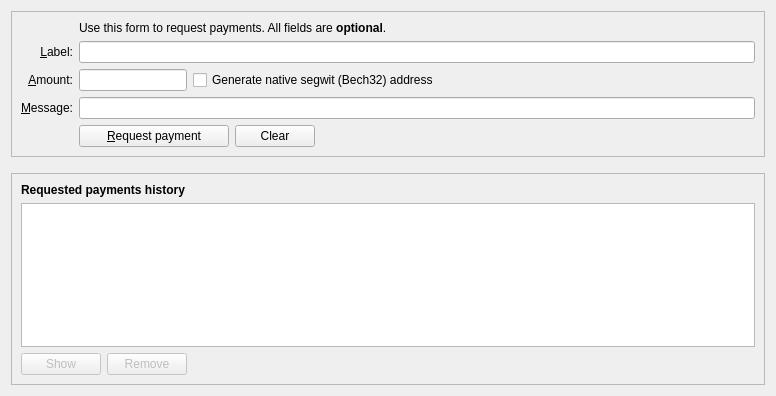
First picture: the form in src/qt/forms/receivecoinsdialog.ui, repository SvenKercher/dd4, before the edit.
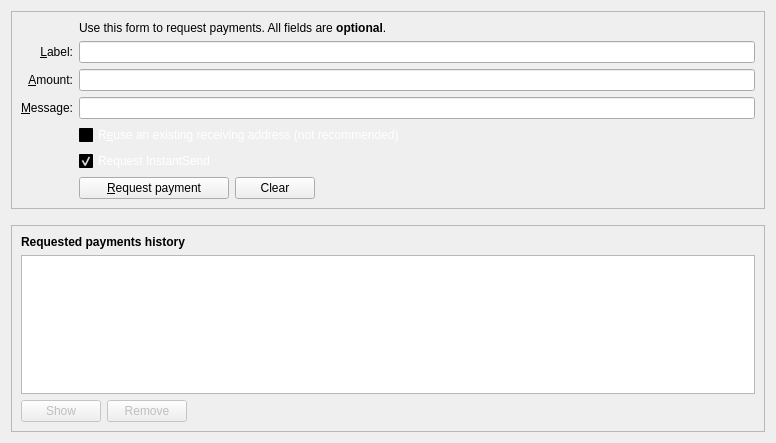
Second picture: the form after the edit. Icons and pictures are not drawn. Custom widgets are drawn as their Qt base class.

What changed in the file:
```diff
--- a/src/qt/forms/receivecoinsdialog.ui
+++ b/src/qt/forms/receivecoinsdialog.ui
@@ -7,7 +7,7 @@
     <x>0</x>
     <y>0</y>
     <width>776</width>
-    <height>396</height>
+    <height>443</height>
    </rect>
   </property>
   <layout class="QVBoxLayout" name="verticalLayout" stretch="0,0,1">
@@ -28,26 +28,442 @@
      <layout class="QVBoxLayout" name="verticalLayout_3">
       <item>
        <layout class="QGridLayout" name="gridLayout">
-        <item row="5" column="0">
-         <widget class="QLabel" name="label">
+        <item row="7" column="2">
+         <widget class="QCheckBox" name="reuseAddress">
+          <property name="palette">
+           <palette>
+            <active>
+             <colorrole role="WindowText">
+              <brush brushstyle="SolidPattern">
+               <color alpha="255">
+                <red>255</red>
+                <green>255</green>
+                <blue>255</blue>
+               </color>
+              </brush>
+             </colorrole>
+             <colorrole role="Button">
+              <brush brushstyle="SolidPattern">
+               <color alpha="255">
+                <red>0</red>
+                <green>0</green>
+                <blue>0</blue>
+               </color>
+              </brush>
+             </colorrole>
+             <colorrole role="Light">
+              <brush brushstyle="SolidPattern">
+               <color alpha="255">
+                <red>0</red>
+                <green>0</green>
+                <blue>0</blue>
+               </color>
+              </brush>
+             </colorrole>
+             <colorrole role="Midlight">
+              <brush brushstyle="SolidPattern">
+               <color alpha="255">
+                <red>0</red>
+                <green>0</green>
+                <blue>0</blue>
+               </color>
+              </brush>
+             </colorrole>
+             <colorrole role="Dark">
+              <brush brushstyle="SolidPattern">
+               <color alpha="255">
+                <red>0</red>
+                <green>0</green>
+                <blue>0</blue>
+               </color>
+              </brush>
+             </colorrole>
+             <colorrole role="Mid">
+              <brush brushstyle="SolidPattern">
+               <color alpha="255">
+                <red>0</red>
+                <green>0</green>
+                <blue>0</blue>
+               </color>
+              </brush>
+             </colorrole>
+             <colorrole role="Text">
+              <brush brushstyle="SolidPattern">
+               <color alpha="255">
+                <red>255</red>
+                <green>255</green>
+                <blue>255</blue>
+               </color>
+              </brush>
+             </colorrole>
+             <colorrole role="BrightText">
+              <brush brushstyle="SolidPattern">
+               <color alpha="255">
+                <red>255</red>
+                <green>255</green>
+                <blue>255</blue>
+               </color>
+              </brush>
+             </colorrole>
+             <colorrole role="ButtonText">
+              <brush brushstyle="SolidPattern">
+               <color alpha="255">
+                <red>255</red>
+                <green>255</green>
+                <blue>255</blue>
+               </color>
+              </brush>
+             </colorrole>
+             <colorrole role="Base">
+              <brush brushstyle="SolidPattern">
+               <color alpha="255">
+                <red>0</red>
+                <green>0</green>
+                <blue>0</blue>
+               </color>
+              </brush>
+             </colorrole>
+             <colorrole role="Window">
+              <brush brushstyle="SolidPattern">
+               <color alpha="255">
+                <red>0</red>
+                <green>0</green>
+                <blue>0</blue>
+               </color>
+              </brush>
+             </colorrole>
+             <colorrole role="Shadow">
+              <brush brushstyle="SolidPattern">
+               <color alpha="255">
+                <red>0</red>
+                <green>0</green>
+                <blue>0</blue>
+               </color>
+              </brush>
+             </colorrole>
+             <colorrole role="AlternateBase">
+              <brush brushstyle="SolidPattern">
+               <color alpha="255">
+                <red>0</red>
+                <green>0</green>
+                <blue>0</blue>
+               </color>
+              </brush>
+             </colorrole>
+             <colorrole role="ToolTipBase">
+              <brush brushstyle="SolidPattern">
+               <color alpha="255">
+                <red>255</red>
+                <green>255</green>
+                <blue>220</blue>
+               </color>
+              </brush>
+             </colorrole>
+             <colorrole role="ToolTipText">
+              <brush brushstyle="SolidPattern">
+               <color alpha="255">
+                <red>0</red>
+                <green>0</green>
+                <blue>0</blue>
+               </color>
+              </brush>
+             </colorrole>
+            </active>
+            <inactive>
+             <colorrole role="WindowText">
+              <brush brushstyle="SolidPattern">
+               <color alpha="255">
+                <red>255</red>
+                <green>255</green>
+                <blue>255</blue>
+               </color>
+              </brush>
+             </colorrole>
+             <colorrole role="Button">
+              <brush brushstyle="SolidPattern">
+               <color alpha="255">
+                <red>0</red>
+                <green>0</green>
+                <blue>0</blue>
+               </color>
+              </brush>
+             </colorrole>
+             <colorrole role="Light">
+              <brush brushstyle="SolidPattern">
+               <color alpha="255">
+                <red>0</red>
+                <green>0</green>
+                <blue>0</blue>
+               </color>
+              </brush>
+             </colorrole>
+             <colorrole role="Midlight">
+              <brush brushstyle="SolidPattern">
+               <color alpha="255">
+                <red>0</red>
+                <green>0</green>
+                <blue>0</blue>
+               </color>
+              </brush>
+             </colorrole>
+             <colorrole role="Dark">
+              <brush brushstyle="SolidPattern">
+               <color alpha="255">
+                <red>0</red>
+                <green>0</green>
+                <blue>0</blue>
+               </color>
+              </brush>
+             </colorrole>
+             <colorrole role="Mid">
+              <brush brushstyle="SolidPattern">
+               <color alpha="255">
+                <red>0</red>
+                <green>0</green>
+                <blue>0</blue>
+               </color>
+              </brush>
+             </colorrole>
+             <colorrole role="Text">
+              <brush brushstyle="SolidPattern">
+               <color alpha="255">
+                <red>255</red>
+                <green>255</green>
+                <blue>255</blue>
+               </color>
+              </brush>
+             </colorrole>
+             <colorrole role="BrightText">
+              <brush brushstyle="SolidPattern">
+               <color alpha="255">
+                <red>255</red>
+                <green>255</green>
+                <blue>255</blue>
+               </color>
+              </brush>
+             </colorrole>
+             <colorrole role="ButtonText">
+              <brush brushstyle="SolidPattern">
+               <color alpha="255">
+                <red>255</red>
+                <green>255</green>
+                <blue>255</blue>
+               </color>
+              </brush>
+             </colorrole>
+             <colorrole role="Base">
+              <brush brushstyle="SolidPattern">
+               <color alpha="255">
+                <red>0</red>
+                <green>0</green>
+                <blue>0</blue>
+               </color>
+              </brush>
+             </colorrole>
+             <colorrole role="Window">
+              <brush brushstyle="SolidPattern">
+               <color alpha="255">
+                <red>0</red>
+                <green>0</green>
+                <blue>0</blue>
+               </color>
+              </brush>
+             </colorrole>
+             <colorrole role="Shadow">
+              <brush brushstyle="SolidPattern">
+               <color alpha="255">
+                <red>0</red>
+                <green>0</green>
+                <blue>0</blue>
+               </color>
+              </brush>
+             </colorrole>
+             <colorrole role="AlternateBase">
+              <brush brushstyle="SolidPattern">
+               <color alpha="255">
+                <red>0</red>
+                <green>0</green>
+                <blue>0</blue>
+               </color>
+              </brush>
+             </colorrole>
+             <colorrole role="ToolTipBase">
+              <brush brushstyle="SolidPattern">
+               <color alpha="255">
+                <red>255</red>
+                <green>255</green>
+                <blue>220</blue>
+               </color>
+              </brush>
+             </colorrole>
+             <colorrole role="ToolTipText">
+              <brush brushstyle="SolidPattern">
+               <color alpha="255">
+                <red>0</red>
+                <green>0</green>
+                <blue>0</blue>
+               </color>
+              </brush>
+             </colorrole>
+            </inactive>
+            <disabled>
+             <colorrole role="WindowText">
+              <brush brushstyle="SolidPattern">
+               <color alpha="255">
+                <red>0</red>
+                <green>0</green>
+                <blue>0</blue>
+               </color>
+              </brush>
+             </colorrole>
+             <colorrole role="Button">
+              <brush brushstyle="SolidPattern">
+               <color alpha="255">
+                <red>0</red>
+                <green>0</green>
+                <blue>0</blue>
+               </color>
+              </brush>
+             </colorrole>
+             <colorrole role="Light">
+              <brush brushstyle="SolidPattern">
+               <color alpha="255">
+                <red>0</red>
+                <green>0</green>
+                <blue>0</blue>
+               </color>
+              </brush>
+             </colorrole>
+             <colorrole role="Midlight">
+              <brush brushstyle="SolidPattern">
+               <color alpha="255">
+                <red>0</red>
+                <green>0</green>
+                <blue>0</blue>
+               </color>
+              </brush>
+             </colorrole>
+             <colorrole role="Dark">
+              <brush brushstyle="SolidPattern">
+               <color alpha="255">
+                <red>0</red>
+                <green>0</green>
+                <blue>0</blue>
+               </color>
+              </brush>
+             </colorrole>
+             <colorrole role="Mid">
+              <brush brushstyle="SolidPattern">
+               <color alpha="255">
+                <red>0</red>
+                <green>0</green>
+                <blue>0</blue>
+               </color>
+              </brush>
+             </colorrole>
+             <colorrole role="Text">
+              <brush brushstyle="SolidPattern">
+               <color alpha="255">
+                <red>0</red>
+                <green>0</green>
+                <blue>0</blue>
+               </color>
+              </brush>
+             </colorrole>
+             <colorrole role="BrightText">
+              <brush brushstyle="SolidPattern">
+               <color alpha="255">
+                <red>255</red>
+                <green>255</green>
+                <blue>255</blue>
+               </color>
+              </brush>
+             </colorrole>
+             <colorrole role="ButtonText">
+              <brush brushstyle="SolidPattern">
+               <color alpha="255">
+                <red>0</red>
+                <green>0</green>
+                <blue>0</blue>
+               </color>
+              </brush>
+             </colorrole>
+             <colorrole role="Base">
+              <brush brushstyle="SolidPattern">
+               <color alpha="255">
+                <red>0</red>
+                <green>0</green>
+                <blue>0</blue>
+               </color>
+              </brush>
+             </colorrole>
+             <colorrole role="Window">
+              <brush brushstyle="SolidPattern">
+               <color alpha="255">
+                <red>0</red>
+                <green>0</green>
+                <blue>0</blue>
+               </color>
+              </brush>
+             </colorrole>
+             <colorrole role="Shadow">
+              <brush brushstyle="SolidPattern">
+               <color alpha="255">
+                <red>0</red>
+                <green>0</green>
+                <blue>0</blue>
+               </color>
+              </brush>
+             </colorrole>
+             <colorrole role="AlternateBase">
+              <brush brushstyle="SolidPattern">
+               <color alpha="255">
+                <red>0</red>
+                <green>0</green>
+                <blue>0</blue>
+               </color>
+              </brush>
+             </colorrole>
+             <colorrole role="ToolTipBase">
+              <brush brushstyle="SolidPattern">
+               <color alpha="255">
+                <red>255</red>
+                <green>255</green>
+                <blue>220</blue>
+               </color>
+              </brush>
+             </colorrole>
+             <colorrole role="ToolTipText">
+              <brush brushstyle="SolidPattern">
+               <color alpha="255">
+                <red>0</red>
+                <green>0</green>
+                <blue>0</blue>
+               </color>
+              </brush>
+             </colorrole>
+            </disabled>
+           </palette>
+          </property>
           <property name="toolTip">
-           <string>An optional amount to request. Leave this empty or zero to not request a specific amount.</string>
+           <string>Reuse one of the previously used receiving addresses.&lt;br&gt;Reusing addresses has security and privacy issues.&lt;br&gt;Do not use this unless re-generating a payment request made before.</string>
           </property>
           <property name="text">
-           <string>&amp;Amount:</string>
+           <string>R&amp;euse an existing receiving address (not recommended)</string>
           </property>
-          <property name="alignment">
-           <set>Qt::AlignRight|Qt::AlignTrailing|Qt::AlignVCenter</set>
-          </property>
-          <property name="buddy">
-           <cstring>reqAmount</cstring>
+         </widget>
+        </item>
+        <item row="7" column="0">
+         <widget class="QLabel" name="label_4">
+          <property name="text">
+           <string/>
           </property>
          </widget>
         </item>
         <item row="6" column="0">
          <widget class="QLabel" name="label_3">
           <property name="toolTip">
-           <string>An optional message to attach to the payment request, which will be displayed when the request is opened. Note: The message will not be sent with the payment over the Bitcoin network.</string>
+           <string>An optional message to attach to the payment request, which will be displayed when the request is opened. Note: The message will not be sent with the payment over the Dynamic network.</string>
           </property>
           <property name="text">
            <string>&amp;Message:</string>
@@ -67,6 +483,13 @@
           </property>
          </widget>
         </item>
+        <item row="6" column="2">
+         <widget class="QLineEdit" name="reqMessage">
+          <property name="toolTip">
+           <string>An optional message to attach to the payment request, which will be displayed when the request is opened.&lt;br&gt;Note: The message will not be sent with the payment over the Dynamic network.</string>
+          </property>
+         </widget>
+        </item>
         <item row="2" column="2">
          <widget class="QLabel" name="label_5">
           <property name="text">
@@ -90,14 +513,36 @@
           </property>
          </widget>
         </item>
-        <item row="6" column="2">
-         <widget class="QLineEdit" name="reqMessage">
+        <item row="5" column="0">
+         <widget class="QLabel" name="label">
           <property name="toolTip">
-           <string>An optional message to attach to the payment request, which will be displayed when the request is opened. Note: The message will not be sent with the payment over the Bitcoin network.</string>
+           <string>An optional amount to request. Leave this empty or zero to not request a specific amount.</string>
           </property>
+          <property name="text">
+           <string>&amp;Amount:</string>
+          </property>
+          <property name="alignment">
+           <set>Qt::AlignRight|Qt::AlignTrailing|Qt::AlignVCenter</set>
+          </property>
+          <property name="buddy">
+           <cstring>reqAmount</cstring>
+          </property>
          </widget>
         </item>
-        <item row="7" column="2">
+        <item row="5" column="2">
+         <widget class="DynamicAmountField" name="reqAmount">
+          <property name="minimumSize">
+           <size>
+            <width>80</width>
+            <height>0</height>
+           </size>
+          </property>
+          <property name="toolTip">
+           <string>An optional amount to request. Leave this empty or zero to not request a specific amount.</string>
+          </property>
+         </widget>
+        </item>
+        <item row="9" column="2">
          <layout class="QHBoxLayout" name="horizontalLayout">
           <item>
            <widget class="QPushButton" name="receiveButton">
@@ -110,10 +555,6 @@
             <property name="text">
              <string>&amp;Request payment</string>
             </property>
-            <property name="icon">
-             <iconset resource="../bitcoin.qrc">
-              <normaloff>:/icons/receiving_addresses</normaloff>:/icons/receiving_addresses</iconset>
-            </property>
            </widget>
           </item>
           <item>
@@ -130,10 +571,6 @@
             <property name="text">
              <string>Clear</string>
             </property>
-            <property name="icon">
-             <iconset resource="../bitcoin.qrc">
-              <normaloff>:/icons/remove</normaloff>:/icons/remove</iconset>
-            </property>
             <property name="autoDefault">
              <bool>false</bool>
             </property>
@@ -154,79 +591,437 @@
           </item>
          </layout>
         </item>
-        <item row="7" column="0">
+        <item row="9" column="0">
          <widget class="QLabel" name="label_7">
           <property name="text">
            <string/>
           </property>
          </widget>
         </item>
-        <item row="5" column="2">
-         <layout class="QHBoxLayout" name="horizontalLayout_6">
-          <item>
-           <widget class="BitcoinAmountField" name="reqAmount">
-            <property name="sizePolicy">
-             <sizepolicy hsizetype="Fixed" vsizetype="Fixed">
-              <horstretch>0</horstretch>
-              <verstretch>0</verstretch>
-             </sizepolicy>
-            </property>
-            <property name="minimumSize">
-             <size>
-              <width>80</width>
-              <height>0</height>
-             </size>
-            </property>
-            <property name="maximumSize">
-             <size>
-              <width>1000</width>
-              <height>100</height>
-             </size>
-            </property>
-            <property name="toolTip">
-             <string>An optional amount to request. Leave this empty or zero to not request a specific amount.</string>
-            </property>
-           </widget>
-          </item>
-          <item>
-           <widget class="QCheckBox" name="useBech32">
-            <property name="sizePolicy">
-             <sizepolicy hsizetype="Fixed" vsizetype="Fixed">
-              <horstretch>0</horstretch>
-              <verstretch>0</verstretch>
-             </sizepolicy>
-            </property>
-            <property name="maximumSize">
-             <size>
-              <width>1000</width>
-              <height>16777215</height>
-             </size>
-            </property>
-            <property name="focusPolicy">
-             <enum>Qt::StrongFocus</enum>
-            </property>
-            <property name="toolTip">
-             <string>Native segwit addresses (aka Bech32 or BIP-173) reduce your transaction fees later on and offer better protection against typos, but old wallets don't support them. When unchecked, an address compatible with older wallets will be created instead.</string>
-            </property>
-            <property name="text">
-             <string>Generate native segwit (Bech32) address</string>
-            </property>
-           </widget>
-          </item>
-          <item>
-           <spacer name="horizontalSpacer_3">
-            <property name="orientation">
-             <enum>Qt::Horizontal</enum>
-            </property>
-            <property name="sizeHint" stdset="0">
-             <size>
-              <width>0</width>
-              <height>0</height>
-             </size>
-            </property>
-           </spacer>
-          </item>
-         </layout>
+        <item row="8" column="2">
+         <widget class="QCheckBox" name="checkUseInstantSend">
+          <property name="palette">
+           <palette>
+            <active>
+             <colorrole role="WindowText">
+              <brush brushstyle="SolidPattern">
+               <color alpha="255">
+                <red>255</red>
+                <green>255</green>
+                <blue>255</blue>
+               </color>
+              </brush>
+             </colorrole>
+             <colorrole role="Button">
+              <brush brushstyle="SolidPattern">
+               <color alpha="255">
+                <red>0</red>
+                <green>0</green>
+                <blue>0</blue>
+               </color>
+              </brush>
+             </colorrole>
+             <colorrole role="Light">
+              <brush brushstyle="SolidPattern">
+               <color alpha="255">
+                <red>0</red>
+                <green>0</green>
+                <blue>0</blue>
+               </color>
+              </brush>
+             </colorrole>
+             <colorrole role="Midlight">
+              <brush brushstyle="SolidPattern">
+               <color alpha="255">
+                <red>0</red>
+                <green>0</green>
+                <blue>0</blue>
+               </color>
+              </brush>
+             </colorrole>
+             <colorrole role="Dark">
+              <brush brushstyle="SolidPattern">
+               <color alpha="255">
+                <red>0</red>
+                <green>0</green>
+                <blue>0</blue>
+               </color>
+              </brush>
+             </colorrole>
+             <colorrole role="Mid">
+              <brush brushstyle="SolidPattern">
+               <color alpha="255">
+                <red>0</red>
+                <green>0</green>
+                <blue>0</blue>
+               </color>
+              </brush>
+             </colorrole>
+             <colorrole role="Text">
+              <brush brushstyle="SolidPattern">
+               <color alpha="255">
+                <red>255</red>
+                <green>255</green>
+                <blue>255</blue>
+               </color>
+              </brush>
+             </colorrole>
+             <colorrole role="BrightText">
+              <brush brushstyle="SolidPattern">
+               <color alpha="255">
+                <red>255</red>
+                <green>255</green>
+                <blue>255</blue>
+               </color>
+              </brush>
+             </colorrole>
+             <colorrole role="ButtonText">
+              <brush brushstyle="SolidPattern">
+               <color alpha="255">
+                <red>255</red>
+                <green>255</green>
+                <blue>255</blue>
+               </color>
+              </brush>
+             </colorrole>
+             <colorrole role="Base">
+              <brush brushstyle="SolidPattern">
+               <color alpha="255">
+                <red>0</red>
+                <green>0</green>
+                <blue>0</blue>
+               </color>
+              </brush>
+             </colorrole>
+             <colorrole role="Window">
+              <brush brushstyle="SolidPattern">
+               <color alpha="255">
+                <red>0</red>
+                <green>0</green>
+                <blue>0</blue>
+               </color>
+              </brush>
+             </colorrole>
+             <colorrole role="Shadow">
+              <brush brushstyle="SolidPattern">
+               <color alpha="255">
+                <red>0</red>
+                <green>0</green>
+                <blue>0</blue>
+               </color>
+              </brush>
+             </colorrole>
+             <colorrole role="AlternateBase">
+              <brush brushstyle="SolidPattern">
+               <color alpha="255">
+                <red>0</red>
+                <green>0</green>
+                <blue>0</blue>
+               </color>
+              </brush>
+             </colorrole>
+             <colorrole role="ToolTipBase">
+              <brush brushstyle="SolidPattern">
+               <color alpha="255">
+                <red>255</red>
+                <green>255</green>
+                <blue>220</blue>
+               </color>
+              </brush>
+             </colorrole>
+             <colorrole role="ToolTipText">
+              <brush brushstyle="SolidPattern">
+               <color alpha="255">
+                <red>0</red>
+                <green>0</green>
+                <blue>0</blue>
+               </color>
+              </brush>
+             </colorrole>
+            </active>
+            <inactive>
+             <colorrole role="WindowText">
+              <brush brushstyle="SolidPattern">
+               <color alpha="255">
+                <red>255</red>
+                <green>255</green>
+                <blue>255</blue>
+               </color>
+              </brush>
+             </colorrole>
+             <colorrole role="Button">
+              <brush brushstyle="SolidPattern">
+               <color alpha="255">
+                <red>0</red>
+                <green>0</green>
+                <blue>0</blue>
+               </color>
+              </brush>
+             </colorrole>
+             <colorrole role="Light">
+              <brush brushstyle="SolidPattern">
+               <color alpha="255">
+                <red>0</red>
+                <green>0</green>
+                <blue>0</blue>
+               </color>
+              </brush>
+             </colorrole>
+             <colorrole role="Midlight">
+              <brush brushstyle="SolidPattern">
+               <color alpha="255">
+                <red>0</red>
+                <green>0</green>
+                <blue>0</blue>
+               </color>
+              </brush>
+             </colorrole>
+             <colorrole role="Dark">
+              <brush brushstyle="SolidPattern">
+               <color alpha="255">
+                <red>0</red>
+                <green>0</green>
+                <blue>0</blue>
+               </color>
+              </brush>
+             </colorrole>
+             <colorrole role="Mid">
+              <brush brushstyle="SolidPattern">
+               <color alpha="255">
+                <red>0</red>
+                <green>0</green>
+                <blue>0</blue>
+               </color>
+              </brush>
+             </colorrole>
+             <colorrole role="Text">
+              <brush brushstyle="SolidPattern">
+               <color alpha="255">
+                <red>255</red>
+                <green>255</green>
+                <blue>255</blue>
+               </color>
+              </brush>
+             </colorrole>
+             <colorrole role="BrightText">
+              <brush brushstyle="SolidPattern">
+               <color alpha="255">
+                <red>255</red>
+                <green>255</green>
+                <blue>255</blue>
+               </color>
+              </brush>
+             </colorrole>
+             <colorrole role="ButtonText">
+              <brush brushstyle="SolidPattern">
+               <color alpha="255">
+                <red>255</red>
+                <green>255</green>
+                <blue>255</blue>
+               </color>
+              </brush>
+             </colorrole>
+             <colorrole role="Base">
+              <brush brushstyle="SolidPattern">
+               <color alpha="255">
+                <red>0</red>
+                <green>0</green>
+                <blue>0</blue>
+               </color>
+              </brush>
+             </colorrole>
+             <colorrole role="Window">
+              <brush brushstyle="SolidPattern">
+               <color alpha="255">
+                <red>0</red>
+                <green>0</green>
+                <blue>0</blue>
+               </color>
+              </brush>
+             </colorrole>
+             <colorrole role="Shadow">
+              <brush brushstyle="SolidPattern">
+               <color alpha="255">
+                <red>0</red>
+                <green>0</green>
+                <blue>0</blue>
+               </color>
+              </brush>
+             </colorrole>
+             <colorrole role="AlternateBase">
+              <brush brushstyle="SolidPattern">
+               <color alpha="255">
+                <red>0</red>
+                <green>0</green>
+                <blue>0</blue>
+               </color>
+              </brush>
+             </colorrole>
+             <colorrole role="ToolTipBase">
+              <brush brushstyle="SolidPattern">
+               <color alpha="255">
+                <red>255</red>
+                <green>255</green>
+                <blue>220</blue>
+               </color>
+              </brush>
+             </colorrole>
+             <colorrole role="ToolTipText">
+              <brush brushstyle="SolidPattern">
+               <color alpha="255">
+                <red>0</red>
+                <green>0</green>
+                <blue>0</blue>
+               </color>
+              </brush>
+             </colorrole>
+            </inactive>
+            <disabled>
+             <colorrole role="WindowText">
+              <brush brushstyle="SolidPattern">
+               <color alpha="255">
+                <red>0</red>
+                <green>0</green>
+                <blue>0</blue>
+               </color>
+              </brush>
+             </colorrole>
+             <colorrole role="Button">
+              <brush brushstyle="SolidPattern">
+               <color alpha="255">
+                <red>0</red>
+                <green>0</green>
+                <blue>0</blue>
+               </color>
+              </brush>
+             </colorrole>
+             <colorrole role="Light">
+              <brush brushstyle="SolidPattern">
+               <color alpha="255">
+                <red>0</red>
+                <green>0</green>
+                <blue>0</blue>
+               </color>
+              </brush>
+             </colorrole>
+             <colorrole role="Midlight">
+              <brush brushstyle="SolidPattern">
+               <color alpha="255">
+                <red>0</red>
+                <green>0</green>
+                <blue>0</blue>
+               </color>
+              </brush>
+             </colorrole>
+             <colorrole role="Dark">
+              <brush brushstyle="SolidPattern">
+               <color alpha="255">
+                <red>0</red>
+                <green>0</green>
+                <blue>0</blue>
+               </color>
+              </brush>
+             </colorrole>
+             <colorrole role="Mid">
+              <brush brushstyle="SolidPattern">
+               <color alpha="255">
+                <red>0</red>
+                <green>0</green>
+                <blue>0</blue>
+               </color>
+              </brush>
+             </colorrole>
+             <colorrole role="Text">
+              <brush brushstyle="SolidPattern">
+               <color alpha="255">
+                <red>0</red>
+                <green>0</green>
+                <blue>0</blue>
+               </color>
+              </brush>
+             </colorrole>
+             <colorrole role="BrightText">
+              <brush brushstyle="SolidPattern">
+               <color alpha="255">
+                <red>255</red>
+                <green>255</green>
+                <blue>255</blue>
+               </color>
+              </brush>
+             </colorrole>
+             <colorrole role="ButtonText">
+              <brush brushstyle="SolidPattern">
+               <color alpha="255">
+                <red>0</red>
+                <green>0</green>
+                <blue>0</blue>
+               </color>
+              </brush>
+             </colorrole>
+             <colorrole role="Base">
+              <brush brushstyle="SolidPattern">
+               <color alpha="255">
+                <red>0</red>
+                <green>0</green>
+                <blue>0</blue>
+               </color>
+              </brush>
+             </colorrole>
+             <colorrole role="Window">
+              <brush brushstyle="SolidPattern">
+               <color alpha="255">
+                <red>0</red>
+                <green>0</green>
+                <blue>0</blue>
+               </color>
+              </brush>
+             </colorrole>
+             <colorrole role="Shadow">
+              <brush brushstyle="SolidPattern">
+               <color alpha="255">
+                <red>0</red>
+                <green>0</green>
+                <blue>0</blue>
+               </color>
+              </brush>
+             </colorrole>
+             <colorrole role="AlternateBase">
+              <brush brushstyle="SolidPattern">
+               <color alpha="255">
+                <red>0</red>
+                <green>0</green>
+                <blue>0</blue>
+               </color>
+              </brush>
+             </colorrole>
+             <colorrole role="ToolTipBase">
+              <brush brushstyle="SolidPattern">
+               <color alpha="255">
+                <red>255</red>
+                <green>255</green>
+                <blue>220</blue>
+               </color>
+              </brush>
+             </colorrole>
+             <colorrole role="ToolTipText">
+              <brush brushstyle="SolidPattern">
+               <color alpha="255">
+                <red>0</red>
+                <green>0</green>
+                <blue>0</blue>
+               </color>
+              </brush>
+             </colorrole>
+            </disabled>
+           </palette>
+          </property>
+          <property name="text">
+           <string>Request InstantSend</string>
+          </property>
+          <property name="checked">
+           <bool>true</bool>
+          </property>
+         </widget>
         </item>
        </layout>
       </item>
@@ -300,10 +1095,6 @@
           <property name="text">
            <string>Show</string>
           </property>
-          <property name="icon">
-           <iconset resource="../bitcoin.qrc">
-            <normaloff>:/icons/edit</normaloff>:/icons/edit</iconset>
-          </property>
           <property name="autoDefault">
            <bool>false</bool>
           </property>
@@ -320,10 +1111,6 @@
           <property name="text">
            <string>Remove</string>
           </property>
-          <property name="icon">
-           <iconset resource="../bitcoin.qrc">
-            <normaloff>:/icons/remove</normaloff>:/icons/remove</iconset>
-          </property>
           <property name="autoDefault">
            <bool>false</bool>
           </property>
@@ -351,17 +1138,17 @@
  </widget>
  <customwidgets>
   <customwidget>
-   <class>BitcoinAmountField</class>
+   <class>DynamicAmountField</class>
    <extends>QLineEdit</extends>
-   <header>qt/bitcoinamountfield.h</header>
+   <header>dynamicamountfield.h</header>
    <container>1</container>
   </customwidget>
  </customwidgets>
  <tabstops>
   <tabstop>reqLabel</tabstop>
   <tabstop>reqAmount</tabstop>
-  <tabstop>useBech32</tabstop>
   <tabstop>reqMessage</tabstop>
+  <tabstop>reuseAddress</tabstop>
   <tabstop>receiveButton</tabstop>
   <tabstop>clearButton</tabstop>
   <tabstop>recentRequestsView</tabstop>
@@ -369,7 +1156,7 @@
   <tabstop>removeRequestButton</tabstop>
  </tabstops>
  <resources>
-  <include location="../bitcoin.qrc"/>
+  <include location="../dynamic.qrc"/>
  </resources>
  <connections/>
 </ui>
```
